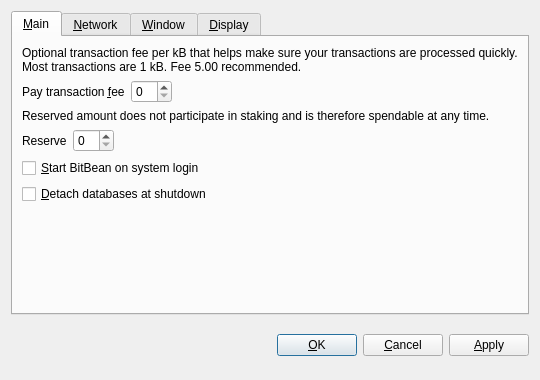
Before: the Qt Designer form src/qt/forms/optionsdialog.ui in nokat/bitbean, drawn with Qt 5.
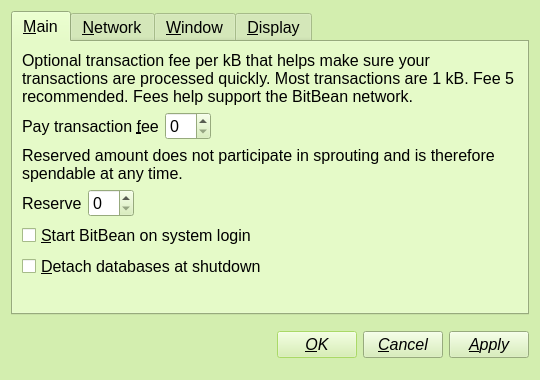
After: the same form once the commit is applied. Custom widgets are drawn as their Qt base class.

What changed in the file:
```diff
--- a/src/qt/forms/optionsdialog.ui
+++ b/src/qt/forms/optionsdialog.ui
@@ -10,6 +10,212 @@
     <height>380</height>
    </rect>
   </property>
+  <property name="palette">
+   <palette>
+    <active>
+     <colorrole role="Button">
+      <brush brushstyle="SolidPattern">
+       <color alpha="255">
+        <red>211</red>
+        <green>238</green>
+        <blue>175</blue>
+       </color>
+      </brush>
+     </colorrole>
+     <colorrole role="ButtonText">
+      <brush brushstyle="SolidPattern">
+       <color alpha="255">
+        <red>0</red>
+        <green>0</green>
+        <blue>0</blue>
+       </color>
+      </brush>
+     </colorrole>
+     <colorrole role="Base">
+      <brush brushstyle="SolidPattern">
+       <color alpha="255">
+        <red>255</red>
+        <green>255</green>
+        <blue>255</blue>
+       </color>
+      </brush>
+     </colorrole>
+     <colorrole role="Window">
+      <brush brushstyle="SolidPattern">
+       <color alpha="255">
+        <red>211</red>
+        <green>238</green>
+        <blue>175</blue>
+       </color>
+      </brush>
+     </colorrole>
+     <colorrole role="Highlight">
+      <brush brushstyle="SolidPattern">
+       <color alpha="255">
+        <red>159</red>
+        <green>213</green>
+        <blue>85</blue>
+       </color>
+      </brush>
+     </colorrole>
+     <colorrole role="AlternateBase">
+      <brush brushstyle="SolidPattern">
+       <color alpha="255">
+        <red>211</red>
+        <green>238</green>
+        <blue>175</blue>
+       </color>
+      </brush>
+     </colorrole>
+     <colorrole role="ToolTipBase">
+      <brush brushstyle="SolidPattern">
+       <color alpha="255">
+        <red>211</red>
+        <green>238</green>
+        <blue>175</blue>
+       </color>
+      </brush>
+     </colorrole>
+    </active>
+    <inactive>
+     <colorrole role="Button">
+      <brush brushstyle="SolidPattern">
+       <color alpha="255">
+        <red>211</red>
+        <green>238</green>
+        <blue>175</blue>
+       </color>
+      </brush>
+     </colorrole>
+     <colorrole role="ButtonText">
+      <brush brushstyle="SolidPattern">
+       <color alpha="255">
+        <red>0</red>
+        <green>0</green>
+        <blue>0</blue>
+       </color>
+      </brush>
+     </colorrole>
+     <colorrole role="Base">
+      <brush brushstyle="SolidPattern">
+       <color alpha="255">
+        <red>255</red>
+        <green>255</green>
+        <blue>255</blue>
+       </color>
+      </brush>
+     </colorrole>
+     <colorrole role="Window">
+      <brush brushstyle="SolidPattern">
+       <color alpha="255">
+        <red>211</red>
+        <green>238</green>
+        <blue>175</blue>
+       </color>
+      </brush>
+     </colorrole>
+     <colorrole role="Highlight">
+      <brush brushstyle="SolidPattern">
+       <color alpha="255">
+        <red>159</red>
+        <green>213</green>
+        <blue>85</blue>
+       </color>
+      </brush>
+     </colorrole>
+     <colorrole role="AlternateBase">
+      <brush brushstyle="SolidPattern">
+       <color alpha="255">
+        <red>211</red>
+        <green>238</green>
+        <blue>175</blue>
+       </color>
+      </brush>
+     </colorrole>
+     <colorrole role="ToolTipBase">
+      <brush brushstyle="SolidPattern">
+       <color alpha="255">
+        <red>211</red>
+        <green>238</green>
+        <blue>175</blue>
+       </color>
+      </brush>
+     </colorrole>
+    </inactive>
+    <disabled>
+     <colorrole role="Button">
+      <brush brushstyle="SolidPattern">
+       <color alpha="255">
+        <red>211</red>
+        <green>238</green>
+        <blue>175</blue>
+       </color>
+      </brush>
+     </colorrole>
+     <colorrole role="ButtonText">
+      <brush brushstyle="SolidPattern">
+       <color alpha="255">
+        <red>106</red>
+        <green>104</green>
+        <blue>100</blue>
+       </color>
+      </brush>
+     </colorrole>
+     <colorrole role="Base">
+      <brush brushstyle="SolidPattern">
+       <color alpha="255">
+        <red>211</red>
+        <green>238</green>
+        <blue>175</blue>
+       </color>
+      </brush>
+     </colorrole>
+     <colorrole role="Window">
+      <brush brushstyle="SolidPattern">
+       <color alpha="255">
+        <red>211</red>
+        <green>238</green>
+        <blue>175</blue>
+       </color>
+      </brush>
+     </colorrole>
+     <colorrole role="Highlight">
+      <brush brushstyle="SolidPattern">
+       <color alpha="255">
+        <red>0</red>
+        <green>0</green>
+        <blue>128</blue>
+       </color>
+      </brush>
+     </colorrole>
+     <colorrole role="AlternateBase">
+      <brush brushstyle="SolidPattern">
+       <color alpha="255">
+        <red>211</red>
+        <green>238</green>
+        <blue>175</blue>
+       </color>
+      </brush>
+     </colorrole>
+     <colorrole role="ToolTipBase">
+      <brush brushstyle="SolidPattern">
+       <color alpha="255">
+        <red>211</red>
+        <green>238</green>
+        <blue>175</blue>
+       </color>
+      </brush>
+     </colorrole>
+    </disabled>
+   </palette>
+  </property>
+  <property name="font">
+   <font>
+    <family>Liberation Sans</family>
+    <pointsize>12</pointsize>
+    <italic>true</italic>
+   </font>
+  </property>
   <property name="windowTitle">
    <string>Options</string>
   </property>
@@ -19,6 +225,13 @@
   <layout class="QVBoxLayout" name="verticalLayout">
    <item>
     <widget class="QTabWidget" name="tabWidget">
+     <property name="font">
+      <font>
+       <family>Liberation Sans</family>
+       <pointsize>12</pointsize>
+       <italic>false</italic>
+      </font>
+     </property>
      <property name="tabPosition">
       <enum>QTabWidget::North</enum>
      </property>
@@ -33,7 +246,7 @@
        <item>
         <widget class="QLabel" name="transactionFeeInfoLabel">
          <property name="text">
-          <string>Optional transaction fee per kB that helps make sure your transactions are processed quickly. Most transactions are 1 kB. Fee 5.00 recommended.</string>
+          <string>Optional transaction fee per kB that helps make sure your transactions are processed quickly. Most transactions are 1 kB. Fee 5 recommended. Fees help support the BitBean network.</string>
          </property>
          <property name="textFormat">
           <enum>Qt::PlainText</enum>
@@ -79,7 +292,7 @@
        <item>
         <widget class="QLabel" name="reserveBalanceInfoLabel">
          <property name="text">
-          <string>Reserved amount does not participate in staking and is therefore spendable at any time.</string>
+          <string>Reserved amount does not participate in sprouting and is therefore spendable at any time.</string>
          </property>
          <property name="textFormat">
           <enum>Qt::PlainText</enum>
@@ -465,6 +678,43 @@
      </item>
      <item>
       <widget class="QPushButton" name="okButton">
+       <property name="palette">
+        <palette>
+         <active>
+          <colorrole role="ButtonText">
+           <brush brushstyle="SolidPattern">
+            <color alpha="255">
+             <red>0</red>
+             <green>0</green>
+             <blue>0</blue>
+            </color>
+           </brush>
+          </colorrole>
+         </active>
+         <inactive>
+          <colorrole role="ButtonText">
+           <brush brushstyle="SolidPattern">
+            <color alpha="255">
+             <red>0</red>
+             <green>0</green>
+             <blue>0</blue>
+            </color>
+           </brush>
+          </colorrole>
+         </inactive>
+         <disabled>
+          <colorrole role="ButtonText">
+           <brush brushstyle="SolidPattern">
+            <color alpha="255">
+             <red>106</red>
+             <green>104</green>
+             <blue>100</blue>
+            </color>
+           </brush>
+          </colorrole>
+         </disabled>
+        </palette>
+       </property>
        <property name="text">
         <string>&amp;OK</string>
        </property>
```
Left out of the diff: 18 changed lines with no effect on the pictures.
